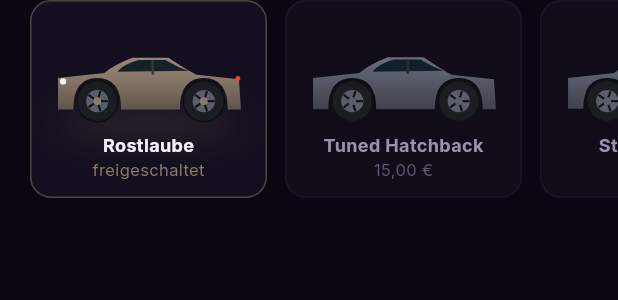
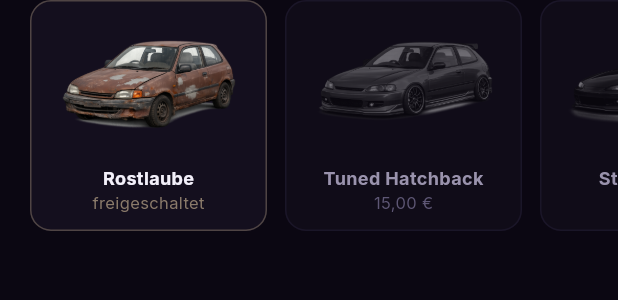
Before and after one commit to marcelgast/paceapp, a Flutter app: the _GarageRow widget shown alone on an empty page, opened directly with empty values, on a phone screen of 412 x 824 dp. Shown: the top 300 px of the screen. Run offline on Flutter 3.47's test engine with Material 3 defaults, Android fonts, the phone set to English and light mode, and no system bars; our stand-ins replace confetti, drift, flutter_animate, flutter_local_notifications, flutter_riverpod, flutter_timezone and 2 more; missing offline and left inert: home_widget; accounts and stored records are empty; generated files the repository leaves out were written again.

Commit message:
echte auto-assets in garage + widget; streak in pace-zeile, bestzeit zurueck

```diff
--- a/lib/features/trophies/car_art.dart
+++ b/lib/features/trophies/car_art.dart
@@ -2,11 +2,8 @@ import 'package:flutter/material.dart';
 
 import '../../theme/pace_colors.dart';
 
-const Color _steel = Color(0xFF5A5E6B);
-
-/// Stylised side-profile race car drawn with a CustomPainter — no licensing.
-/// Proper proportions: big wheels with wheel arches, a distinct hood / cabin /
-/// tail, low stance. Gets sleeker + gains a spoiler for higher tiers.
+/// The car for a garage tier — a real rendered asset. Locked tiers are shown
+/// desaturated and dimmed.
 class CarArt extends StatelessWidget {
   const CarArt({
     super.key,
@@ -19,6 +16,7 @@ class CarArt extends StatelessWidget {
   final double width;
   final bool unlocked;
 
+  /// Accent colour per garage tier (borders, glow, hubs).
   static const List<Color> tierColors = [
     Color(0xFF8A7A6A), // Rostlaube
     PaceColors.neonCyan, // Tuned Hatchback
@@ -26,163 +24,31 @@ class CarArt extends StatelessWidget {
     PaceColors.neonPurple, // Drift Machine
     PaceColors.neonOrange, // Muscle Car
     PaceColors.neonLime, // GT-Renner
-    Color(0xFFE8ECF5), // Hypercar (chrome)
+    Color(0xFFE8ECF5), // Hypercar
   ];
 
   static Color colorFor(int index) =>
       tierColors[index.clamp(0, tierColors.length - 1)];
 
+  static const ColorFilter _grayscale = ColorFilter.matrix(<double>[
+    0.2126, 0.7152, 0.0722, 0, 0,
+    0.2126, 0.7152, 0.0722, 0, 0,
+    0.2126, 0.7152, 0.0722, 0, 0,
+    0, 0, 0, 1, 0,
+  ]);
+
   @override
   Widget build(BuildContext context) {
-    return CustomPaint(
-      size: Size(width, width * 0.56),
-      painter: _CarPainter(
-        color: unlocked ? colorFor(tierIndex) : _steel,
-        aggression: (tierIndex / 6).clamp(0.0, 1.0),
-        unlocked: unlocked,
-      ),
+    final image = Image.asset(
+      'assets/cars/car_${tierIndex.clamp(0, 6)}.png',
+      width: width,
+      fit: BoxFit.contain,
+      filterQuality: FilterQuality.medium,
+    );
+    if (unlocked) return image;
+    return Opacity(
+      opacity: 0.45,
+      child: ColorFiltered(colorFilter: _grayscale, child: image),
     );
   }
 }
-
-class _CarPainter extends CustomPainter {
-  _CarPainter({
-    required this.color,
-    required this.aggression,
-    required this.unlocked,
-  });
-
-  final Color color;
-  final double aggression; // 0..1, higher = sleeker/sportier
-  final bool unlocked;
-
-  @override
-  void paint(Canvas canvas, Size size) {
-    final w = size.width;
-    final h = size.height;
-
-    final wheelR = h * 0.19;
-    final groundY = h * 0.90;
-    final wheelY = groundY - wheelR * 0.92; // wheels rest on the ground
-    final frontX = w * 0.245;
-    final rearX = w * 0.775;
-
-    // Low body: the rocker sits well below the wheel centres, wheels tuck into
-    // arches. Sportier tiers ride a touch lower with a lower roof.
-    final sill = h * (0.80 - 0.02 * aggression);
-    final roofY = h * (0.34 - 0.03 * aggression);
-    final archR = wheelR * 1.12;
-    final archTop = wheelY - wheelR - h * 0.015; // just clears the tyre top
-
-    // Underglow.
-    if (unlocked) {
-      canvas.drawOval(
-        Rect.fromCenter(
-            center: Offset(w * 0.5, groundY + h * 0.02),
-            width: w * 0.92,
-            height: h * 0.14),
-        Paint()
-          ..color = color.withValues(alpha: 0.4)
-          ..maskFilter = const MaskFilter.blur(BlurStyle.normal, 12),
-      );
-    }
-
-    // Body outline (clockwise from the hood's front edge).
-    final body = Path()
-      ..moveTo(w * 0.05, h * 0.52)
-      // hood
-      ..lineTo(w * 0.28, h * 0.475)
-      // windshield up to roof
-      ..quadraticBezierTo(w * 0.33, h * 0.40, w * 0.42, roofY)
-      // roof
-      ..lineTo(w * 0.60, roofY)
-      // rear window down to deck
-      ..quadraticBezierTo(w * 0.70, roofY + h * 0.12, w * 0.74, h * 0.49)
-      // rear deck + tail
-      ..lineTo(w * 0.95, h * 0.53)
-      ..lineTo(w * 0.96, sill)
-      // bottom edge, right -> left, arching over each wheel
-      ..lineTo(rearX + archR, sill)
-      ..quadraticBezierTo(rearX + archR, archTop, rearX, archTop)
-      ..quadraticBezierTo(rearX - archR, archTop, rearX - archR, sill)
-      ..lineTo(frontX + archR, sill)
-      ..quadraticBezierTo(frontX + archR, archTop, frontX, archTop)
-      ..quadraticBezierTo(frontX - archR, archTop, frontX - archR, sill)
-      ..lineTo(w * 0.05, sill)
-      ..close();
-
-    canvas.drawPath(
-      body,
-      Paint()
-        ..shader = LinearGradient(
-          begin: Alignment.topCenter,
-          end: Alignment.bottomCenter,
-          colors: [
-            Color.lerp(color, Colors.white, 0.28)!,
-            color,
-            Color.lerp(color, Colors.black, 0.5)!,
-          ],
-          stops: const [0.0, 0.5, 1.0],
-        ).createShader(Offset.zero & size),
-    );
-
-    // Greenhouse glass.
-    final glass = Path()
-      ..moveTo(w * 0.345, h * 0.465)
-      ..quadraticBezierTo(w * 0.37, h * 0.40, w * 0.45, roofY + h * 0.02)
-      ..lineTo(w * 0.585, roofY + h * 0.02)
-      ..quadraticBezierTo(w * 0.66, roofY + h * 0.10, w * 0.70, h * 0.455)
-      ..close();
-    canvas.drawPath(
-        glass, Paint()..color = const Color(0xFF0B1A24).withValues(alpha: 0.92));
-    // B-pillar hint.
-    canvas.drawRect(Rect.fromLTWH(w * 0.515, roofY + h * 0.02, w * 0.012, h * 0.13),
-        Paint()..color = Color.lerp(color, Colors.black, 0.55)!);
-
-    // Spoiler for sportier tiers.
-    if (aggression > 0.5) {
-      canvas.drawRRect(
-        RRect.fromRectAndRadius(
-            Rect.fromLTWH(w * 0.83, h * 0.40, w * 0.15, h * 0.045),
-            Radius.circular(h * 0.02)),
-        Paint()..color = color,
-      );
-      canvas.drawRect(Rect.fromLTWH(w * 0.855, h * 0.40, w * 0.03, h * 0.10),
-          Paint()..color = Color.lerp(color, Colors.black, 0.45)!);
-    }
-
-    // Headlight + tail light.
-    if (unlocked) {
-      canvas.drawCircle(Offset(w * 0.075, h * 0.55), h * 0.028,
-          Paint()..color = Colors.white.withValues(alpha: 0.95));
-      canvas.drawCircle(Offset(w * 0.945, h * 0.525), h * 0.022,
-          Paint()..color = const Color(0xFFFF3B30));
-    }
-
-    // Wheels — tyre, rim, hub, spokes.
-    void wheel(double cx) {
-      final c = Offset(cx, wheelY);
-      canvas.drawCircle(c, wheelR, Paint()..color = const Color(0xFF0E1014));
-      canvas.drawCircle(c, wheelR * 0.92, Paint()..color = const Color(0xFF1A1D22));
-      canvas.drawCircle(c, wheelR * 0.52, Paint()..color = _steel);
-      for (var i = 0; i < 5; i++) {
-        final a = i * 1.2566; // 72°
-        canvas.drawLine(
-          c,
-          c + Offset.fromDirection(a, wheelR * 0.5),
-          Paint()
-            ..color = const Color(0xFF101317)
-            ..strokeWidth = wheelR * 0.10,
-        );
-      }
-      canvas.drawCircle(c, wheelR * 0.18, Paint()..color = color);
-    }
-
-    wheel(frontX);
-    wheel(rearX);
-  }
-
-  @override
-  bool shouldRepaint(_CarPainter old) =>
-      old.color != color || old.aggression != aggression || old.unlocked != unlocked;
-}
--- a/lib/features/trophies/trophies_screen.dart
+++ b/lib/features/trophies/trophies_screen.dart
@@ -104,7 +104,7 @@ class _GarageRow extends StatelessWidget {
   @override
   Widget build(BuildContext context) {
     return SizedBox(
-      height: 132,
+      height: 154,
       child: ListView.separated(
         scrollDirection: Axis.horizontal,
         padding: const EdgeInsets.symmetric(horizontal: 20),
--- a/lib/services/widget_service.dart
+++ b/lib/services/widget_service.dart
@@ -4,7 +4,6 @@ import 'package:home_widget/home_widget.dart';
 
 import '../domain/milestones.dart';
 import '../domain/stint_calculator.dart';
-import '../features/trophies/car_art.dart';
 import '../providers.dart';
 import '../util/format.dart';
 
@@ -73,11 +72,10 @@ Future<void> pushPaceWidget(WidgetRef ref) async {
 
   try {
     await WidgetService.init();
-    // Render the current car to a PNG the SwiftUI widget can show.
-    await HomeWidget.renderFlutterWidget(
-      CarArt(tierIndex: kCarTiers.indexOf(car), width: 220),
-      key: 'car_image',
-      logicalSize: const Size(220, 123),
+    // Save the current car asset into the App Group for the SwiftUI widget.
+    await HomeWidget.saveImage(
+      'car_image',
+      AssetImage('assets/cars/car_${kCarTiers.indexOf(car).clamp(0, 6)}.png'),
     );
     await WidgetService.write(
       isBaseline: isBaseline,
--- a/pubspec.yaml
+++ b/pubspec.yaml
@@ -85,6 +85,7 @@ flutter:
   assets:
     - assets/textures/asphalt.png
     - assets/branding/logo.png
+    - assets/cars/
 
   # To add assets to your application, add an assets section, like this:
   # assets:
```
Also changed, not shown: assets/cars/car_0.png (added), assets/cars/car_1.png (added), assets/cars/car_2.png (added), assets/cars/car_3.png (added), assets/cars/car_4.png (added), 3 other files.
